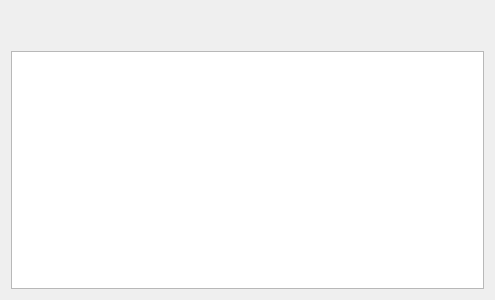
This is widget.ui in artylan/dirext as Qt 5 draws it before an edit. The edited form follows.
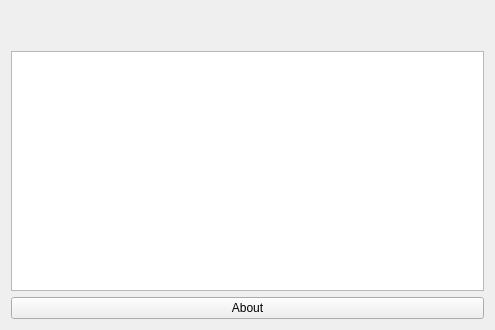
This is the edited form. Icons and pictures are not drawn.

Commit message: Added about dialog

```diff
--- a/widget.ui
+++ b/widget.ui
@@ -7,7 +7,7 @@
     <x>0</x>
     <y>0</y>
     <width>495</width>
-    <height>300</height>
+    <height>330</height>
    </rect>
   </property>
   <property name="windowTitle">
@@ -57,6 +57,13 @@
      </attribute>
     </widget>
    </item>
+   <item>
+    <widget class="QPushButton" name="aboutButton">
+     <property name="text">
+      <string>About</string>
+     </property>
+    </widget>
+   </item>
   </layout>
  </widget>
  <layoutdefault spacing="6" margin="11"/>
```
The commit also changes 7 other files.
